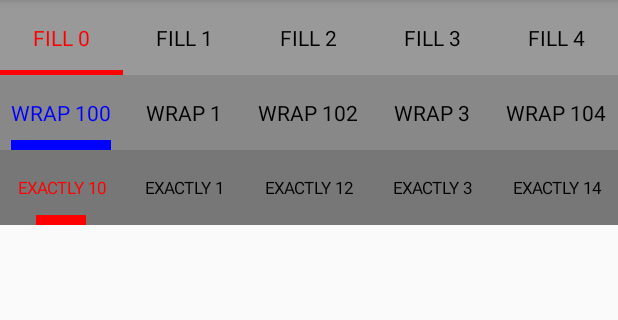
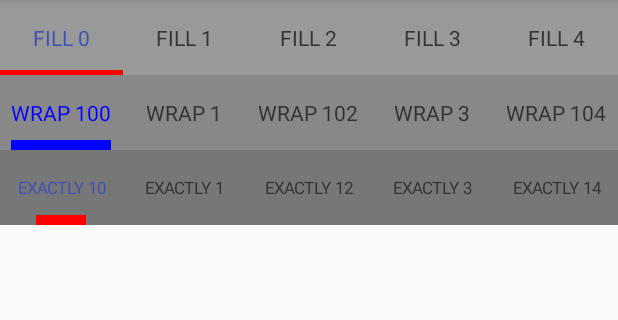
Before and after one commit to GaiayAndroid/SupportSimples, an Android app: the CommonTabLayoutActivity screen opened directly, with no data from a screen before it, on a phone screen of 412 x 824 dp, the part 84-404 px from its top. Run offline under Robolectric (Android 15) with nearby library versions, the phone set to English and light mode, and no system bars; 1 statement that could not run was skipped.

Commit message:
TabAdapter默认值改为从xml读取

```diff
--- a/tablayout-support/src/main/java/com/gaiay/library/tablayout/adapter/TitleTabAdapter.java
+++ b/tablayout-support/src/main/java/com/gaiay/library/tablayout/adapter/TitleTabAdapter.java
@@ -1,13 +1,16 @@
 package com.gaiay.library.tablayout.adapter;
 
 import android.content.Context;
-import android.graphics.Color;
+import android.content.res.TypedArray;
+import android.support.v4.content.ContextCompat;
 import android.util.SparseIntArray;
 import android.view.Gravity;
 import android.view.View;
 import android.view.ViewGroup;
 import android.widget.LinearLayout;
 import android.widget.TextView;
+
+import com.rent.tablayout_support.R;
 
 import java.util.List;
 
@@ -16,17 +19,28 @@ import java.util.List;
  */
 
 public class TitleTabAdapter extends TabLayoutAdapter {
+    private static final int[] ATTRS = { R.attr.tabLayoutTitleTextSize, R.attr.tabLayoutTitlePadding,
+            R.attr.tabLayoutTitleSelectedColor, R.attr.tabLayoutTitleUnselectedColor };
     private Context mContext;
     private SparseIntArray mActualWidth = new SparseIntArray();
     private List<String> mData;
-    private int mSelectedColor = Color.RED,
-                mUnselectedColor = Color.BLACK;
-    private int mTitleSize = 14;
-    private int mTabPadding = 50;
+    private int mSelectedColor, mUnselectedColor, mTitleSize, mTabPadding;
 
     public TitleTabAdapter(Context context, List<String> data) {
         this.mContext = context;
         this.mData = data;
+
+        parseAttrs();
+    }
+
+    @SuppressWarnings("ResourceType")
+    private void parseAttrs() {
+        final TypedArray typedArray = mContext.obtainStyledAttributes(ATTRS);
+        mTitleSize = typedArray.getDimensionPixelSize(0, 14);
+        mTabPadding = typedArray.getDimensionPixelSize(1, mContext.getResources().getDimensionPixelSize(R.dimen.tab_layout_title_padding));
+        mSelectedColor = typedArray.getColor(2, ContextCompat.getColor(mContext, R.color.tab_layout_title_selected_color));
+        mUnselectedColor = typedArray.getColor(3, ContextCompat.getColor(mContext, R.color.tab_layout_title_unselected_color));
+        typedArray.recycle();
     }
 
     @Override
--- /dev/null
+++ b/tablayout-support/src/main/res/values/colors.xml
@@ -0,0 +1,7 @@
+<?xml version="1.0" encoding="utf-8"?>
+<resources>
+    <color name="tab_layout_title_selected_color">#3F51B5</color>
+    <color name="tab_layout_title_unselected_color">#323232</color>
+
+    <color name="tab_layout_indicator_strip_color">#3F51B5</color>
+</resources>
```
Also changed, not shown: tablayout-support/src/main/res/values/attrs.xml (added, +14 -0 lines), tablayout-support/src/main/res/values/dimens.xml (added, +7 -0 lines).
